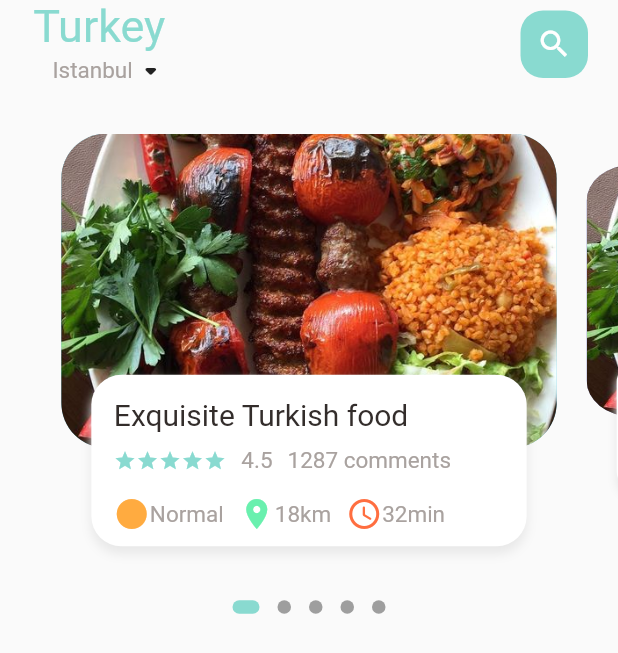
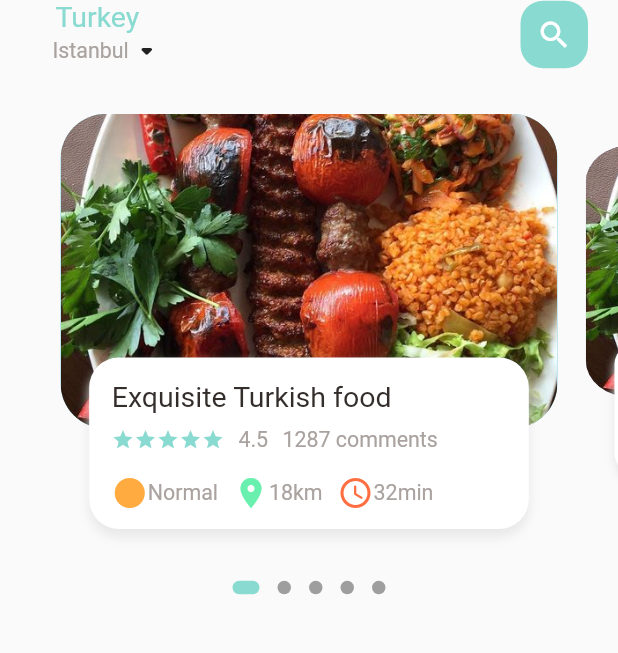
Before and after one commit to muttafa/Flutter-Ecommerce-App, a Flutter app: the screen it shows after launch, on a phone screen of 412 x 824 dp. Shown: the top 653 px of the screen. Run offline on Flutter 3.47's test engine with Material 2 defaults, Android fonts, the phone set to English and light mode, and no system bars; drawn by our look-alikes of dots_indicator; our stand-ins replace get, google_fonts.

Commit message:
fonts are made dynamic for different screen sizes.

```diff
--- a/lib/Home/food_page_body.dart
+++ b/lib/Home/food_page_body.dart
@@ -95,7 +95,7 @@ class _FoodPageBodyState extends State<FoodPageBody> {
         children: [
           Container(
             height: Dimensions.bannerImageHeight,
-            margin: EdgeInsets.only(left: 10,right: 10),
+            margin: EdgeInsets.only(left: Dimensions.margin10,right: Dimensions.margin10),
             decoration: BoxDecoration(
                 borderRadius: BorderRadius.circular(30),
                 color: index.isEven? Color(0xFF69C5DF):Color(0xFF9294cc),
@@ -112,7 +112,7 @@ class _FoodPageBodyState extends State<FoodPageBody> {
             child: Container(
 
               height: Dimensions.bannerTextHeight,
-              margin: EdgeInsets.only(left: 30,right: 30,bottom: 30),
+              margin: EdgeInsets.only(left: Dimensions.margin30,right: Dimensions.margin30,bottom: Dimensions.margin30),
               decoration: BoxDecoration(
                 borderRadius: BorderRadius.circular(20),
                 color: Colors.white,
@@ -132,7 +132,7 @@ class _FoodPageBodyState extends State<FoodPageBody> {
                         children: [
                           MyText(text: "Exquisite Turkish food"),
                         ]),
-                    SizedBox(height: 10,),
+                    SizedBox(height: Dimensions.margin10,),
                     Row(
                       children: [
                         Wrap(
@@ -143,9 +143,9 @@ class _FoodPageBodyState extends State<FoodPageBody> {
                                 size: 15,)
                           ),
                         ),
-                        SizedBox(width: 10,),
+                        SizedBox(width: Dimensions.margin10,),
                         SmallText(text: "4.5"),
-                        SizedBox(width: 10,),
+                        SizedBox(width: Dimensions.margin10,),
                         SmallText(text: "1287 comments"),
                       ],
                     ),
--- a/lib/Home/main_food_page.dart
+++ b/lib/Home/main_food_page.dart
@@ -27,12 +27,12 @@ class _MainFoodPageState extends State<MainFoodPage> {
                     children: [
                       Column(
                         children: [
-                          MyText(text: "Turkey",color: AppColors.maincolorl,size: 30,),
+                          MyText(text: "Turkey",color: AppColors.maincolorl,),
                           Row(
                             children: [
                               Padding(
                                 padding: const EdgeInsets.only(left: 15),
-                                child: SmallText(text: "Istanbul",size: 15,),
+                                child: SmallText(text: "Istanbul",),
                               ),
                               Icon(Icons.arrow_drop_down_rounded)
                             ],
--- a/lib/utils/dimensions.dart
+++ b/lib/utils/dimensions.dart
@@ -8,4 +8,12 @@ class Dimensions {
     static double bannerTextHeight = screenHeight/7.21;
     static double bannerContainerHeight = screenHeight/2.7;
 
+    static double margin10 = screenHeight/86.6;
+    static double margin20 = screenHeight/43.3;
+    static double margin30 = screenHeight/28.86;
+
+
+    static double smallTextSize = screenHeight/57.7;
+    static double myTextSize = screenHeight/43.3;
+
 }
--- a/lib/widgets/my_text.dart
+++ b/lib/widgets/my_text.dart
@@ -1,10 +1,11 @@
+import 'package:ecommerce/utils/dimensions.dart';
 import 'package:flutter/material.dart';
 import 'package:google_fonts/google_fonts.dart';
 
 class MyText extends StatelessWidget {
    Color? color;
    final String text;
-   double size;
+   double size= Dimensions.myTextSize;
    TextOverflow overFlow;
 
 
@@ -12,7 +13,6 @@ class MyText extends StatelessWidget {
     this.color = const Color (0xFF332d2b),
     required this.text,
     this.overFlow = TextOverflow.ellipsis,
-    this.size = 20,
   }) : super(key: key);
 
 
--- a/lib/widgets/smallText.dart
+++ b/lib/widgets/smallText.dart
@@ -1,16 +1,16 @@
+import 'package:ecommerce/utils/dimensions.dart';
 import 'package:flutter/material.dart';
 import 'package:google_fonts/google_fonts.dart';
-
+import 'package:ecommerce/utils/dimensions.dart';
 class SmallText extends StatelessWidget {
   Color? color;
   final String text;
-  double size;
+  double size = Dimensions.smallTextSize;
   TextOverflow overFlow;
 
   SmallText({Key? key,
     required this.text,
     this.color = const Color (0xFFa9a29f),
-    this.size = 15,
     this.overFlow = TextOverflow.ellipsis,
 
   }) : super(key: key);
```
